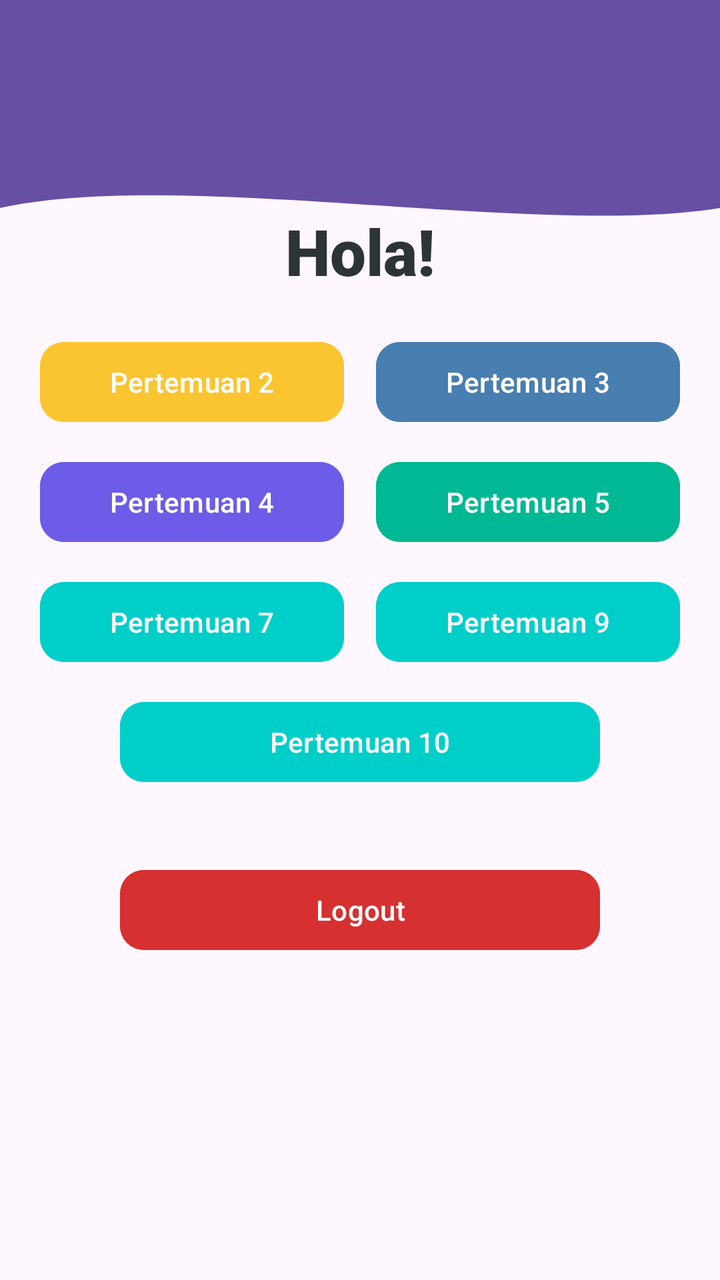
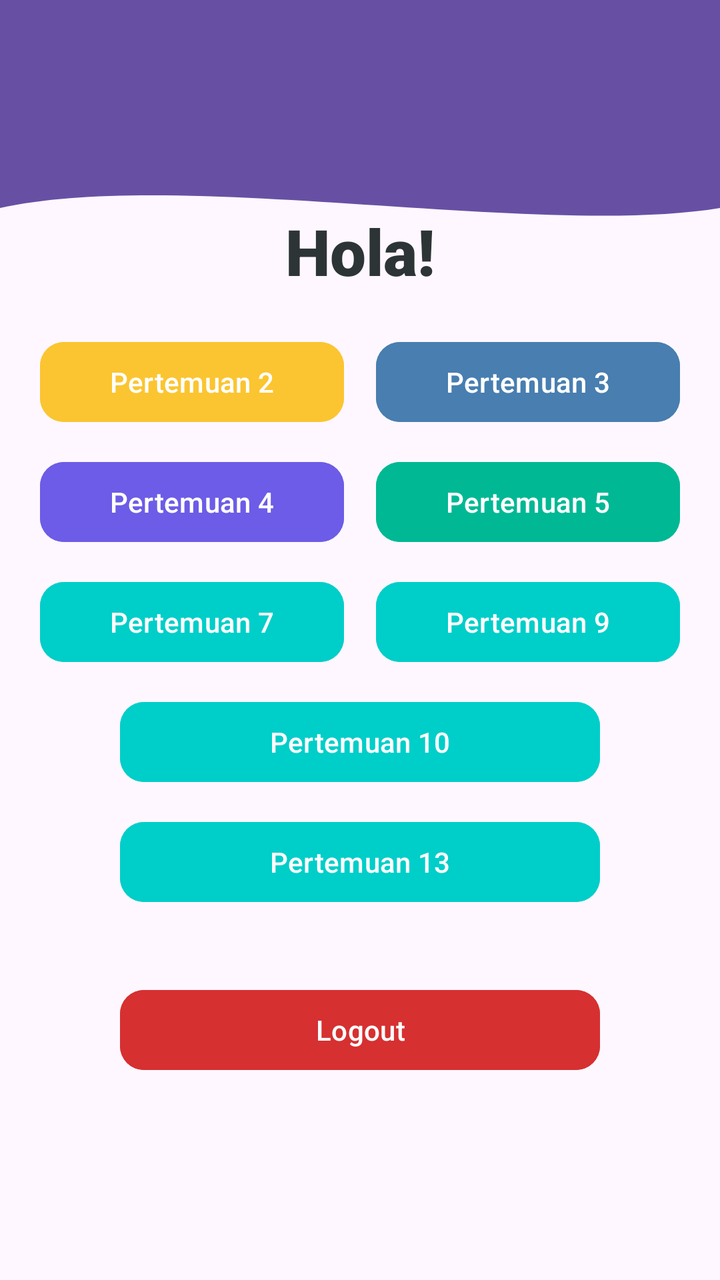

An Android layout rendered at two revisions. The XML below is the earlier revision; the diff shows what the commit changed to produce the second picture.
<!-- AndroidManifest.xml: application theme Theme.AnaCoffe -->
<!-- res/layout/fragment_home.xml -->
<?xml version="1.0" encoding="utf-8"?>
<androidx.constraintlayout.widget.ConstraintLayout xmlns:android="http://schemas.android.com/apk/res/android"
    xmlns:app="http://schemas.android.com/apk/res-auto"
    xmlns:tools="http://schemas.android.com/tools"
    android:layout_width="match_parent"
    android:layout_height="match_parent"
    tools:context=".Home.HomeFragment">

    <androidx.appcompat.widget.Toolbar
        android:id="@+id/toolbar"
        android:layout_width="match_parent"
        android:layout_height="?attr/actionBarSize"
        android:background="?attr/colorPrimary"
        app:layout_constraintEnd_toEndOf="parent"
        app:layout_constraintStart_toStartOf="parent"
        app:layout_constraintTop_toTopOf="parent"
        app:subtitleTextColor="@android:color/white"
        app:titleTextColor="@android:color/white" />

    <androidx.core.widget.NestedScrollView
        android:layout_width="match_parent"
        android:layout_height="0dp"
        android:fillViewport="true"
        app:layout_constraintBottom_toBottomOf="parent"
        app:layout_constraintEnd_toEndOf="parent"
        app:layout_constraintStart_toStartOf="parent"
        app:layout_constraintTop_toBottomOf="@id/toolbar">

        <androidx.constraintlayout.widget.ConstraintLayout
            android:layout_width="match_parent"
            android:layout_height="wrap_content">

            <View
                android:id="@+id/background_header"
                android:layout_width="0dp"
                android:layout_height="100dp"
                android:background="@drawable/bg_header_wave"
                app:layout_constraintEnd_toEndOf="parent"
                app:layout_constraintStart_toStartOf="parent"
                app:layout_constraintTop_toTopOf="parent" />

            <TextView
                android:id="@+id/textView"
                android:layout_width="wrap_content"
                android:layout_height="wrap_content"
                android:layout_marginTop="40dp"
                android:fontFamily="sans-serif-black"
                android:text="Hola!"
                android:textColor="#2D3436"
                android:textSize="32sp"
                android:textStyle="bold"
                app:layout_constraintEnd_toEndOf="parent"
                app:layout_constraintStart_toStartOf="parent"
                app:layout_constraintTop_toTopOf="parent" />

            <Button
                android:id="@+id/btnToSecond"
                android:layout_width="0dp"
                android:layout_height="wrap_content"
                android:layout_marginStart="20dp"
                android:layout_marginTop="20dp"
                android:layout_marginEnd="8dp"
                android:backgroundTint="#FBC531"
                android:text="Pertemuan 2"
                android:textAllCaps="false"
                android:textColor="@android:color/white"
                app:cornerRadius="12dp"
                app:layout_constraintEnd_toStartOf="@+id/btnToThird"
                app:layout_constraintHorizontal_chainStyle="spread"
                app:layout_constraintStart_toStartOf="parent"
                app:layout_constraintTop_toBottomOf="@+id/textView" />

            <Button
                android:id="@+id/btnToThird"
                android:layout_width="0dp"
                android:layout_height="wrap_content"
                android:layout_marginStart="8dp"
                android:layout_marginTop="20dp"
                android:layout_marginEnd="20dp"
                android:backgroundTint="#487EB0"
                android:text="Pertemuan 3"
                android:textAllCaps="false"
                android:textColor="@android:color/white"
                app:cornerRadius="12dp"
                app:layout_constraintEnd_toEndOf="parent"
                app:layout_constraintStart_toEndOf="@+id/btnToSecond"
                app:layout_constraintTop_toBottomOf="@+id/textView" />

            <Button
                android:id="@+id/btnToFourth"
                android:layout_width="0dp"
                android:layout_height="wrap_content"
                android:layout_marginStart="20dp"
                android:layout_marginTop="12dp"
                android:layout_marginEnd="8dp"
                android:backgroundTint="#6C5CE7"
                android:text="Pertemuan 4"
                android:textAllCaps="false"
                android:textColor="@android:color/white"
                app:cornerRadius="12dp"
                app:layout_constraintEnd_toStartOf="@+id/btnToFifth"
                app:layout_constraintStart_toStartOf="parent"
                app:layout_constraintTop_toBottomOf="@+id/btnToSecond" />

            <Button
                android:id="@+id/btnToFifth"
                android:layout_width="0dp"
                android:layout_height="wrap_content"
                android:layout_marginStart="8dp"
                android:layout_marginTop="12dp"
                android:layout_marginEnd="20dp"
                android:backgroundTint="#00B894"
                android:text="Pertemuan 5"
                android:textAllCaps="false"
                android:textColor="@android:color/white"
                app:cornerRadius="12dp"
                app:layout_constraintEnd_toEndOf="parent"
                app:layout_constraintStart_toEndOf="@+id/btnToFourth"
                app:layout_constraintTop_toBottomOf="@+id/btnToSecond" />

            <Button
                android:id="@+id/btnToSeven"
                android:layout_width="0dp"
                android:layout_height="wrap_content"
                android:layout_marginStart="20dp"
                android:layout_marginTop="12dp"
                android:layout_marginEnd="8dp"
                android:backgroundTint="#00CEC9"
                android:text="Pertemuan 7"
                android:textAllCaps="false"
                android:textColor="@android:color/white"
                app:cornerRadius="12dp"
                app:layout_constraintEnd_toStartOf="@+id/btnToNinth"
                app:layout_constraintStart_toStartOf="parent"
                app:layout_constraintTop_toBottomOf="@+id/btnToFourth" />

            <Button
                android:id="@+id/btnToNinth"
                android:layout_width="0dp"
                android:layout_height="wrap_content"
                android:layout_marginStart="8dp"
                android:layout_marginTop="12dp"
                android:layout_marginEnd="20dp"
                android:backgroundTint="#00CEC9"
                android:text="Pertemuan 9"
                android:textAllCaps="false"
                android:textColor="@android:color/white"
                app:cornerRadius="12dp"
                app:layout_constraintEnd_toEndOf="parent"
                app:layout_constraintStart_toEndOf="@+id/btnToSeven"
                app:layout_constraintTop_toBottomOf="@+id/btnToFourth" />

            <Button
                android:id="@+id/btnToTenth"
                android:layout_width="0dp"
                android:layout_height="wrap_content"
                android:layout_marginHorizontal="60dp"
                android:layout_marginTop="12dp"
                android:backgroundTint="#00CEC9"
                android:text="Pertemuan 10"
                android:textAllCaps="false"
                android:textColor="@android:color/white"
                app:cornerRadius="12dp"
                app:layout_constraintEnd_toEndOf="parent"
                app:layout_constraintStart_toStartOf="parent"
                app:layout_constraintTop_toBottomOf="@+id/btnToSeven" />

            <Button
                android:id="@+id/btnLogout"
                android:layout_width="0dp"
                android:layout_height="wrap_content"
                android:layout_marginHorizontal="60dp"
                android:layout_marginTop="36dp"
                android:backgroundTint="#D63031"
                android:text="Logout"
                android:textAllCaps="false"
                android:textColor="@android:color/white"
                app:cornerRadius="12dp"
                app:layout_constraintEnd_toEndOf="parent"
                app:layout_constraintStart_toStartOf="parent"
                app:layout_constraintTop_toBottomOf="@+id/btnToTenth" />

            <androidx.recyclerview.widget.RecyclerView
                android:id="@+id/rvGallery"
                android:layout_width="match_parent"
                android:layout_height="wrap_content"
                android:nestedScrollingEnabled="false"
                android:padding="8dp"
                app:layout_constraintBottom_toBottomOf="parent"
                app:layout_constraintEnd_toEndOf="parent"
                app:layout_constraintStart_toStartOf="parent"
                app:layout_constraintTop_toBottomOf="@+id/btnLogout" />

        </androidx.constraintlayout.widget.ConstraintLayout>

    </androidx.core.widget.NestedScrollView>

</androidx.constraintlayout.widget.ConstraintLayout>
<!-- resources referenced by this layout -->
<resources>
  <!-- drawable bg_header_wave (drawable) -->
  <vector xmlns:android="http://schemas.android.com/apk/res/android"
          android:width="100dp"
          android:height="100dp"
          android:viewportWidth="100"
          android:viewportHeight="100">
  
          
          <path
              android:fillColor="?attr/colorPrimary"
              android:pathData="
              M0,0
              L100,0
              L100,40
              C 75,55
                25,20
                0,40
              Z" />
      </vector>
  <style name="Theme.AnaCoffe" parent="Base.Theme.AnaCoffe" />
  <style name="Base.Theme.AnaCoffe" parent="Theme.Material3.DayNight.NoActionBar">
          
          
      </style>
</resources>

<!-- the commit's change to res/layout/fragment_home.xml (unified diff, before → after) -->
@@ -166,6 +166,21 @@
                 app:layout_constraintTop_toBottomOf="@+id/btnToSeven" />
 
             <Button
+                android:id="@+id/btnToThirteenth"
+                android:layout_width="0dp"
+                android:layout_height="wrap_content"
+                android:layout_marginHorizontal="60dp"
+                android:layout_marginTop="12dp"
+                android:backgroundTint="#00CEC9"
+                android:text="Pertemuan 13"
+                android:textAllCaps="false"
+                android:textColor="@android:color/white"
+                app:cornerRadius="12dp"
+                app:layout_constraintEnd_toEndOf="parent"
+                app:layout_constraintStart_toStartOf="parent"
+                app:layout_constraintTop_toBottomOf="@+id/btnToTenth" />
+
+            <Button
                 android:id="@+id/btnLogout"
                 android:layout_width="0dp"
                 android:layout_height="wrap_content"
@@ -178,7 +193,7 @@
                 app:cornerRadius="12dp"
                 app:layout_constraintEnd_toEndOf="parent"
                 app:layout_constraintStart_toStartOf="parent"
-                app:layout_constraintTop_toBottomOf="@+id/btnToTenth" />
+                app:layout_constraintTop_toBottomOf="@+id/btnToThirteenth" />
 
             <androidx.recyclerview.widget.RecyclerView
                 android:id="@+id/rvGallery"
